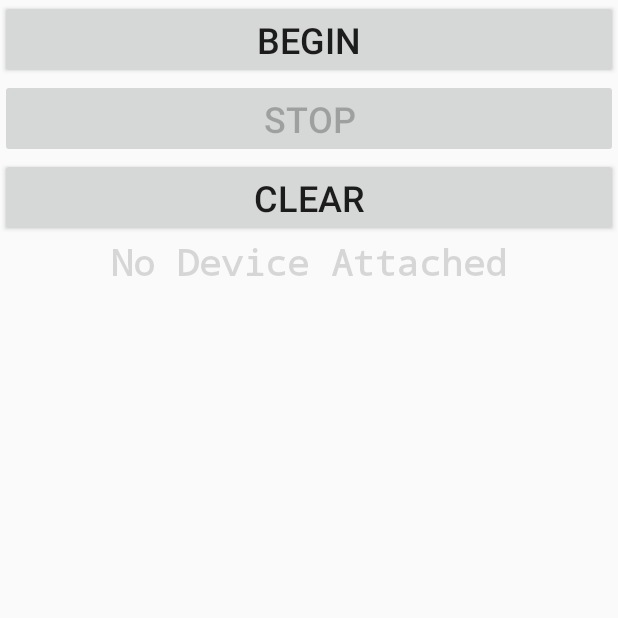
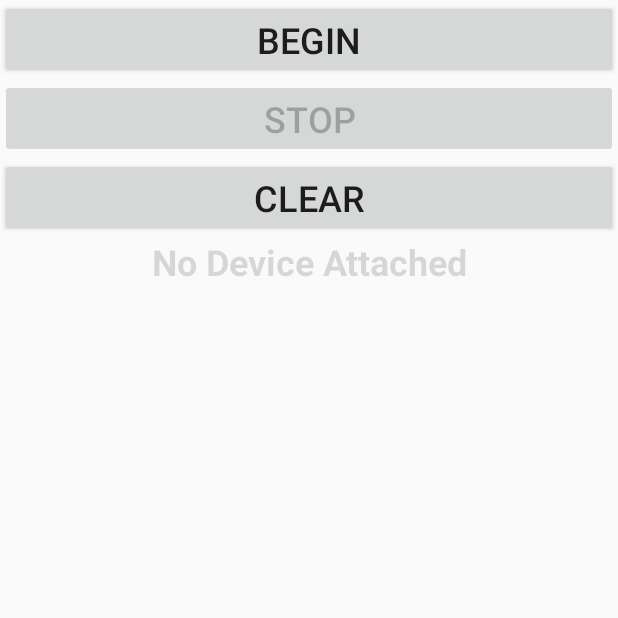
Before and after one commit to dGenov95/EMG-Reader-Usb-App, an Android app: the screen it shows after launch (MainActivity), after a tap on "BEGIN", on a phone screen of 412 x 824 dp, the top half of it. Run offline under Robolectric (Android 15) with nearby library versions, the light colour scheme and no system bars.

Commit message:
Updated GraphView library to a newer version

```diff
--- a/app/build.gradle
+++ b/app/build.gradle
@@ -2,7 +2,7 @@ apply plugin: 'com.android.application'
 
 android {
     compileSdkVersion 26
-    buildToolsVersion "26.0.1"
+    buildToolsVersion '26.0.2'
     defaultConfig {
         applicationId "com.example.qnb14161.usbtestapp"
         minSdkVersion 15
@@ -28,5 +28,5 @@ dependencies {
     compile 'com.android.support.constraint:constraint-layout:1.0.2'
     testCompile 'junit:junit:4.12'
     compile files('libs/usbserial.jar')
-    implementation files('libs/GraphView-3.1.1.jar')
+    implementation files('libs/GraphView-4.2.1.jar')
 }
--- a/app/src/main/res/layout/activity_main.xml
+++ b/app/src/main/res/layout/activity_main.xml
@@ -15,19 +15,6 @@
         android:layout_alignParentTop="true"
         android:text="@string/begin"
         android:textSize="24sp" />
-
-    <TextView
-        android:id="@+id/infoTxt"
-        android:layout_width="match_parent"
-        android:layout_height="80dp"
-        android:layout_alignParentLeft="true"
-        android:layout_alignParentStart="true"
-        android:layout_below="@+id/clearBtn"
-        android:fontFamily="monospace"
-        android:scrollbars="vertical"
-        android:textAlignment="center"
-        android:textSize="24sp"
-        android:textStyle="bold" />
 
     <Button
         android:id="@+id/stopBtn"
@@ -50,6 +37,18 @@
         android:textSize="24sp" />
 
     <TextView
+        android:id="@+id/infoTxt"
+        android:layout_width="match_parent"
+        android:layout_height="80dp"
+        android:layout_alignParentLeft="true"
+        android:layout_alignParentStart="true"
+        android:layout_below="@+id/clearBtn"
+        android:scrollbars="vertical"
+        android:textAlignment="center"
+        android:textSize="24sp"
+        android:textStyle="bold" />
+
+    <TextView
         android:id="@+id/dataTxt"
         android:layout_width="match_parent"
         android:layout_height="match_parent"
@@ -57,7 +56,6 @@
         android:layout_alignParentStart="true"
         android:layout_below="@+id/infoTxt"
         android:layout_marginTop="24dp"
-        android:fontFamily="monospace"
         android:scrollbars="vertical"
         android:textAlignment="center"
         android:textAllCaps="false"
```
Also changed, not shown: app/libs/GraphView-3.1.1.jar (deleted), app/libs/GraphView-4.2.1.jar (added).
